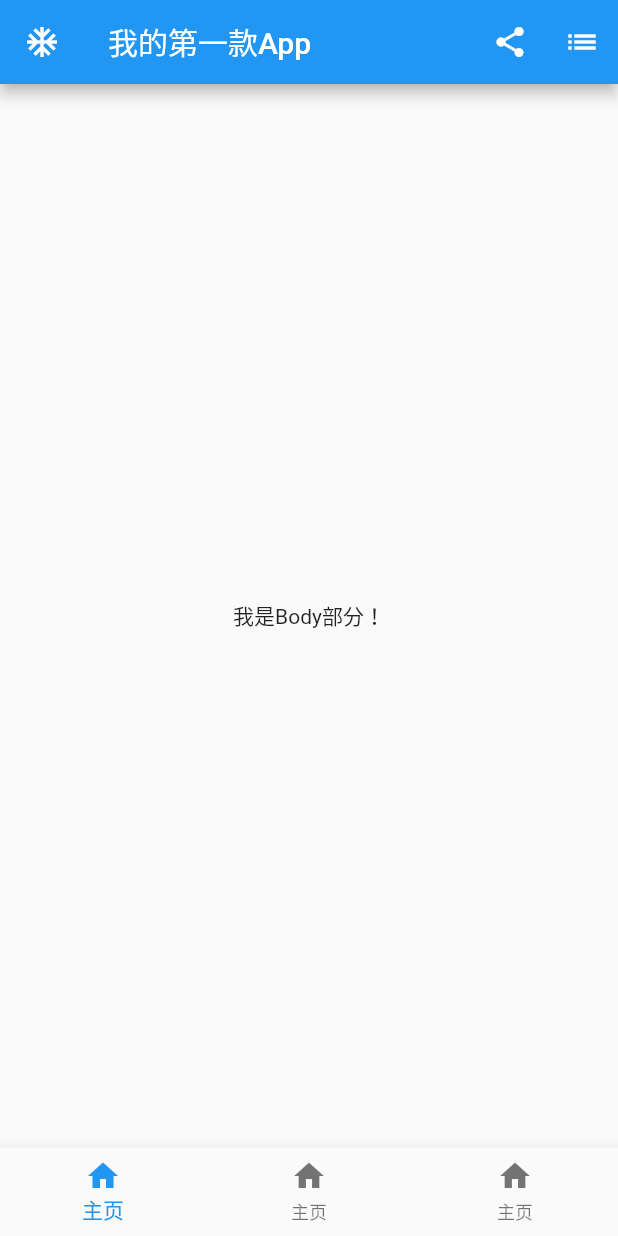
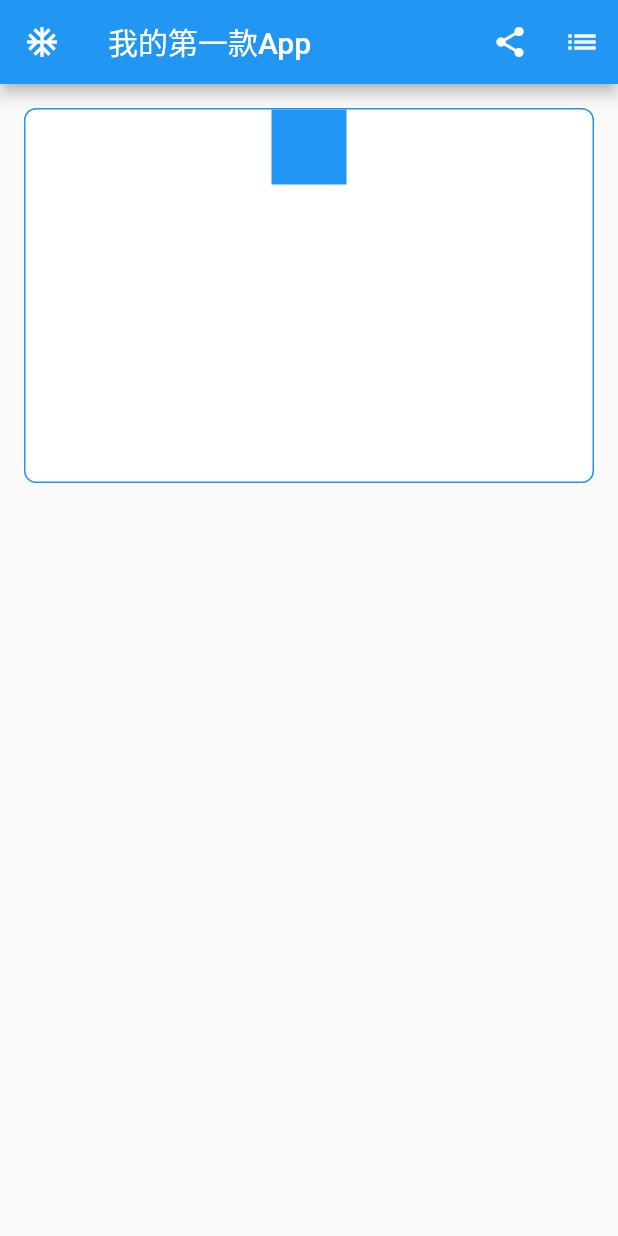
Before and after one commit to cnatom/flutter_learning_2023, a Flutter app: the screen it shows after launch, on a phone screen of 412 x 824 dp. Run offline on Flutter 3.47's test engine with Material 2 defaults, Android fonts, the phone set to English and light mode, and no system bars.

Commit message:
✨feature(main):边框与方块

```diff
--- a/lib/main.dart
+++ b/lib/main.dart
@@ -1,64 +1,76 @@
 // 导入flutter的ui库
 import 'package:flutter/material.dart';
 
-// 通过runApp函数启动App
 main() => runApp(MyApp());
 
-// 在空白处输入stl即可生成以下Stateless无状态页面
 class MyApp extends StatelessWidget {
-  // 这里的key相当于MyApp的"身份证"，现在先不要管
   const MyApp({Key? key}) : super(key: key);
 
-  // build方法用于描述页面的形状
   @override
   Widget build(BuildContext context) {
-    // MaterialApp是整个App的配置！
-    // 整个App只允许有一个MaterialApp
     return MaterialApp(
-      // 这个App的主页
       home: MyHomePage(),
     );
   }
 }
 
 class MyHomePage extends StatelessWidget {
-  const MyHomePage({Key? key}) : super(key: key);
+  MyHomePage({Key? key}) : super(key: key);
 
   @override
   Widget build(BuildContext context) {
-    // Scaffold是App页面的"模板"
-    // 包含最常用的
-    // -  顶栏：appBar
-    // -  内容：body
-    // -  底部导航栏：bottomNavigationBar
     return Scaffold(
-      // Scaffold的顶部工具栏appBar
-      appBar: AppBar(
-        // 左侧图标
+      appBar: _buildAppBar(),
+      body: Column(
+        children: [
+          // 一个Container，提供用来演示布局的边框
+          Container(
+            width: double.infinity,
+            height: 250.0,
+            // 不到迫不得已，不要给Container设置height！ 此处仅仅用于演示
+            // 外边距
+            margin: EdgeInsets.all(16),
+            // 内边距
+            padding: EdgeInsets.all(0),
+            // Container美化
+            decoration: BoxDecoration(
+                color: Colors.white,
+                border: Border.all(color: Colors.blue),
+                borderRadius: BorderRadius.circular(8)),
+            // 放在Container内的组件
+            child: Column(
+              mainAxisAlignment: MainAxisAlignment.start, // 主轴 start
+              crossAxisAlignment: CrossAxisAlignment.center, // 副轴 center
+              children: [
+                // 一个蓝色的小方块，用于演示布局
+                Container(
+                  height: 50,
+                  width: 50,
+                  color: Colors.blue,
+                )
+              ],
+            ),
+          ),
+        ],
+      ),
+    );
+  }
+
+
+  AppBar _buildAppBar() {
+    return AppBar(
       leading: IconButton(
         icon: Icon(Icons.ac_unit_outlined),
         onPressed: () {},
       ),
-        // 标题
       title: Text("我的第一款App"),
-        // 右侧图标
       actions: [
-          IconButton(icon: Icon(Icons.share), onPressed: () {},),
+        IconButton(
+          icon: Icon(Icons.share),
+          onPressed: () {},
+        ),
         IconButton(icon: Icon(Icons.list), onPressed: () {})
       ],
-      ),
-      // 中间的body部分
-      body: Center(
-        child: Text("我是Body部分！"),
-      ),
-      // 底部导航栏bottomNavigationBar
-      bottomNavigationBar: BottomNavigationBar(
-        items: [
-          BottomNavigationBarItem(icon: Icon(Icons.home), label: "主页"),
-          BottomNavigationBarItem(icon: Icon(Icons.home), label: "主页"),
-          BottomNavigationBarItem(icon: Icon(Icons.home), label: "主页"),
-        ],
-      ),
     );
   }
 }
```
Lines whose indentation alone changed are shown as unchanged.
